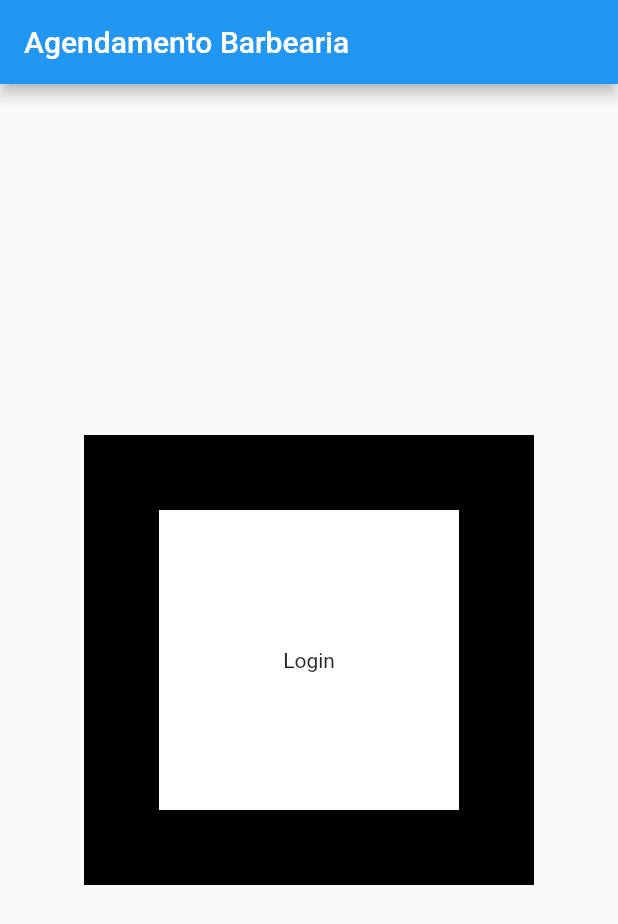
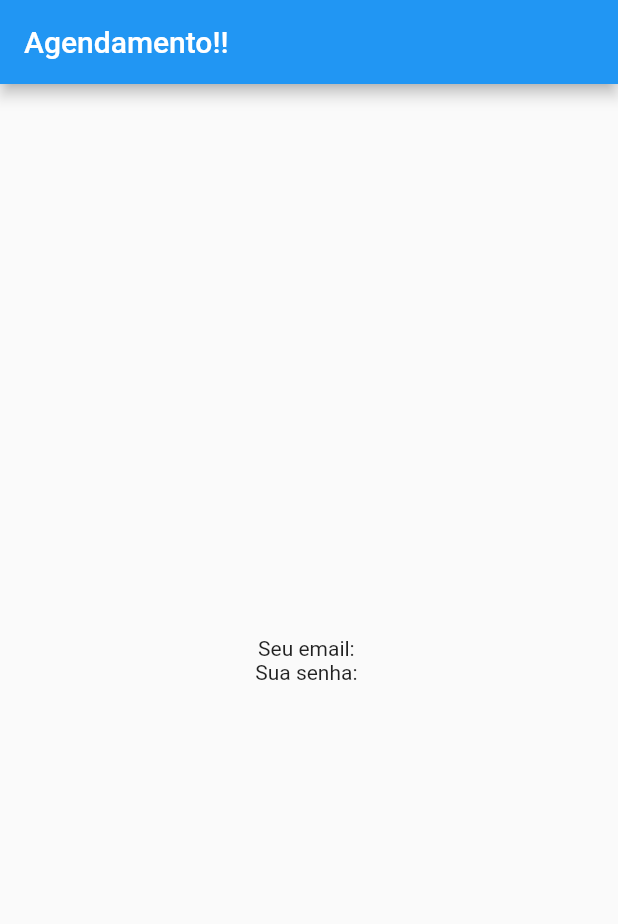
Before and after one commit to olivegusta/barbearia, a Flutter app: the screen it shows after launch, on a phone screen of 412 x 824 dp. Shown: the top 924 px of the screen. Run offline on Flutter 3.47's test engine with Material 2 defaults, Android fonts, the phone set to English and light mode, and no system bars; missing offline and left inert: dart:html.

Commit message:
Fazendo tela de login

```diff
--- /dev/null
+++ b/barbearia/lib/login.dart
@@ -0,0 +1,30 @@
+import 'package:flutter/material.dart';
+
+class MyLogin extends StatefulWidget {
+  const MyLogin({Key? key, required this.title}) : super(key: key);
+
+  final String title;
+
+  @override
+  State<MyLogin> createState() => _MyLoginState();
+}
+
+class _MyLoginState extends State<MyLogin> {
+  final int _counter = 0;
+
+  @override
+  Widget build(BuildContext context) {
+    return Scaffold(
+      appBar: AppBar(
+        title: Text(widget.title),
+      ),
+      body: Center(
+        child: Column(
+          mainAxisAlignment: MainAxisAlignment.center,
+          mainAxisSize: MainAxisSize.max,
+          children: [Text("Seu email: "), Text("Sua senha: ")],
+        ),
+      ),
+    );
+  }
+}
--- a/barbearia/lib/main.dart
+++ b/barbearia/lib/main.dart
@@ -1,3 +1,6 @@
+import 'dart:html';
+
+import 'package:barbearia/login.dart';
 import 'package:flutter/material.dart';
 
 import 'home.dart';
@@ -17,7 +20,7 @@ class MyApp extends StatelessWidget {
       theme: ThemeData(
         primarySwatch: Colors.blue,
       ),
-      home: const MyHomePage(title: 'Agendamento Barbearia'),
+      home: MyLogin(title: "Agendamento!!"),
     );
   }
 }
```
Also changed, not shown: barbearia/lib/Login.dart (deleted, +0 -68 lines), barbearia/lib/home.dart (+0 -12 lines).
